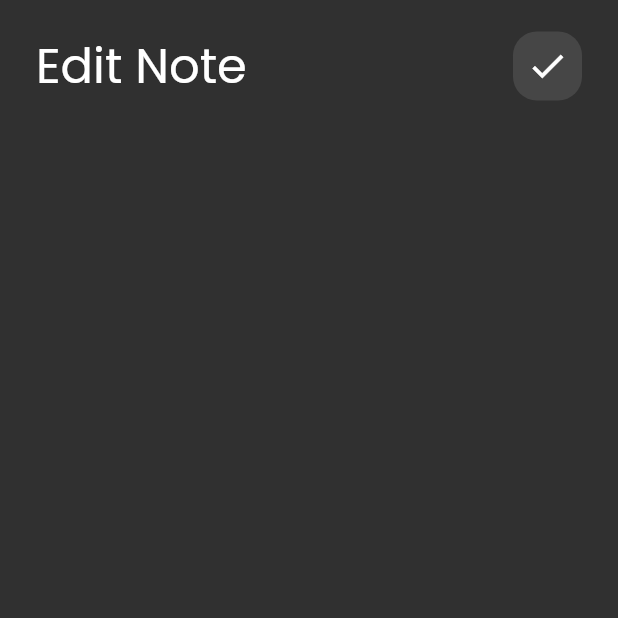
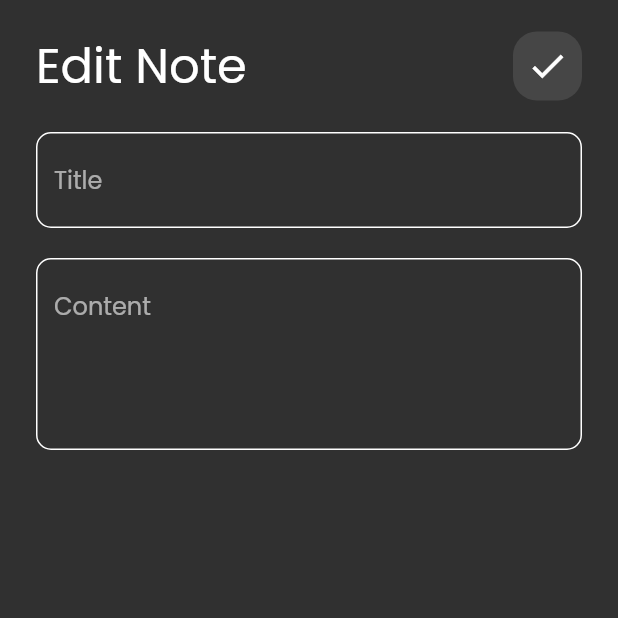
Before and after one commit to thekasho/notes_app_learning, a Flutter app: the EditNoteView screen opened directly, on a phone screen of 412 x 824 dp, the top half of it. Run offline on Flutter 3.47's test engine with Material 2 defaults, Android fonts, the phone set to English and light mode, and no system bars; our stand-ins replace font_awesome_flutter.

Commit message:
edit note view ui

```diff
--- a/lib/views/widgets/edit_note_view_body.dart
+++ b/lib/views/widgets/edit_note_view_body.dart
@@ -1,5 +1,6 @@
 import 'package:flutter/material.dart';
 import 'package:notter/views/widgets/custom_app_bar.dart';
+import 'custom_text_fiels.dart';
 
 class EditNoteViewBody extends StatelessWidget {
   const EditNoteViewBody({Key? key}) : super(key: key);
@@ -13,6 +14,10 @@ class EditNoteViewBody extends StatelessWidget {
           children: [
             SizedBox(height: 20.0),
             CustomAppBar(title: 'Edit Note', icon:Icons.check),
+            SizedBox(height: 20.0),
+            CustomTextField(hint: 'Title'),
+            SizedBox(height: 20.0),
+            CustomTextField(hint: 'Content', maxLines: 4,),
           ],
         ),
       ),
```
